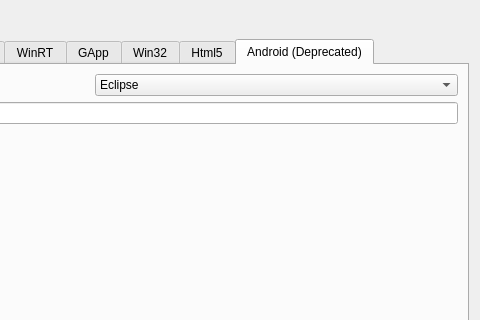
This is ui/exportprojectdialog.ui in gideros/gideros as Qt 5 draws it before an edit; both pictures show x 297 to 777 and y 0 to 320 of the 777 by 436 pixel window. The edited form follows.
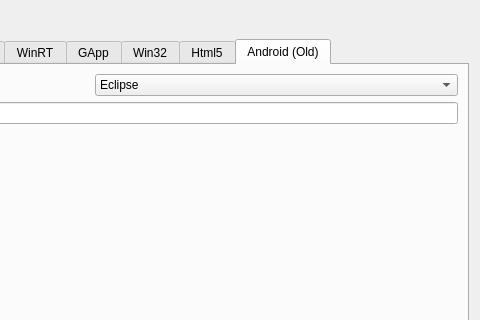
This is the edited form. The open tabs and pages were chosen to show the change.

Commit message: [export] Fix export tab management

Patch:
```diff
--- a/ui/exportprojectdialog.ui
+++ b/ui/exportprojectdialog.ui
@@ -495,7 +495,7 @@
      </widget>
      <widget class="QWidget" name="tab_2">
       <attribute name="title">
-       <string>Android (Deprecated)</string>
+       <string>Android (Old)</string>
       </attribute>
       <layout class="QVBoxLayout" name="verticalLayout_3">
        <item>
```
Left out of the diff: 12 changed lines with no effect on the pictures. The commit also changes 2 other files.
